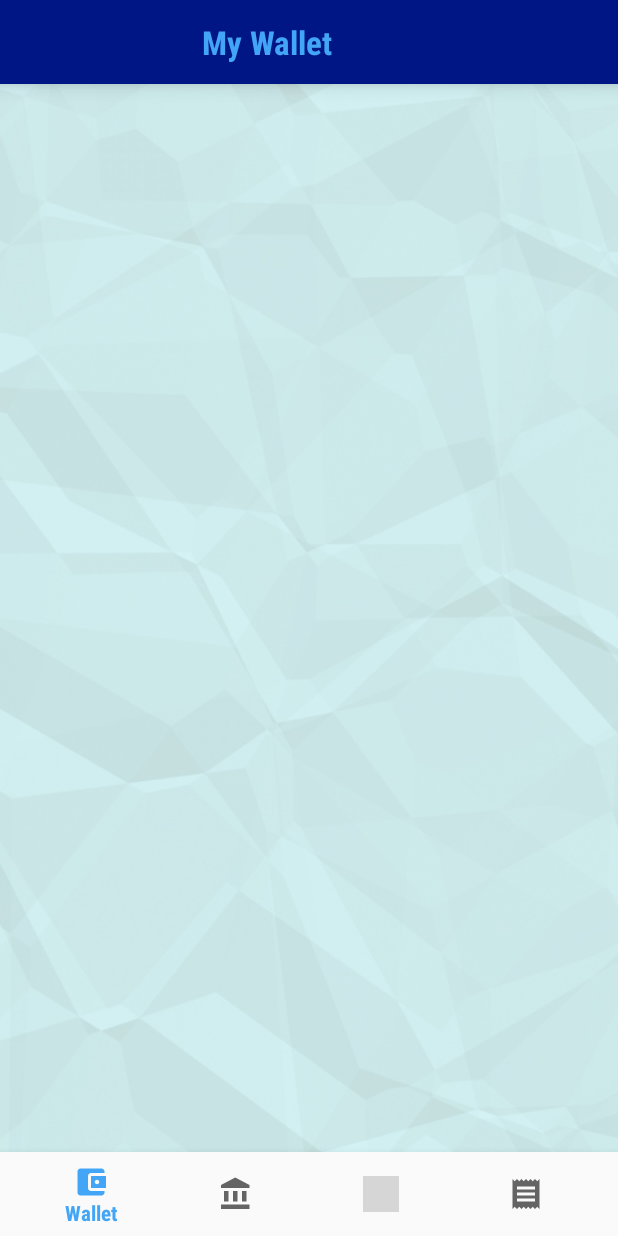
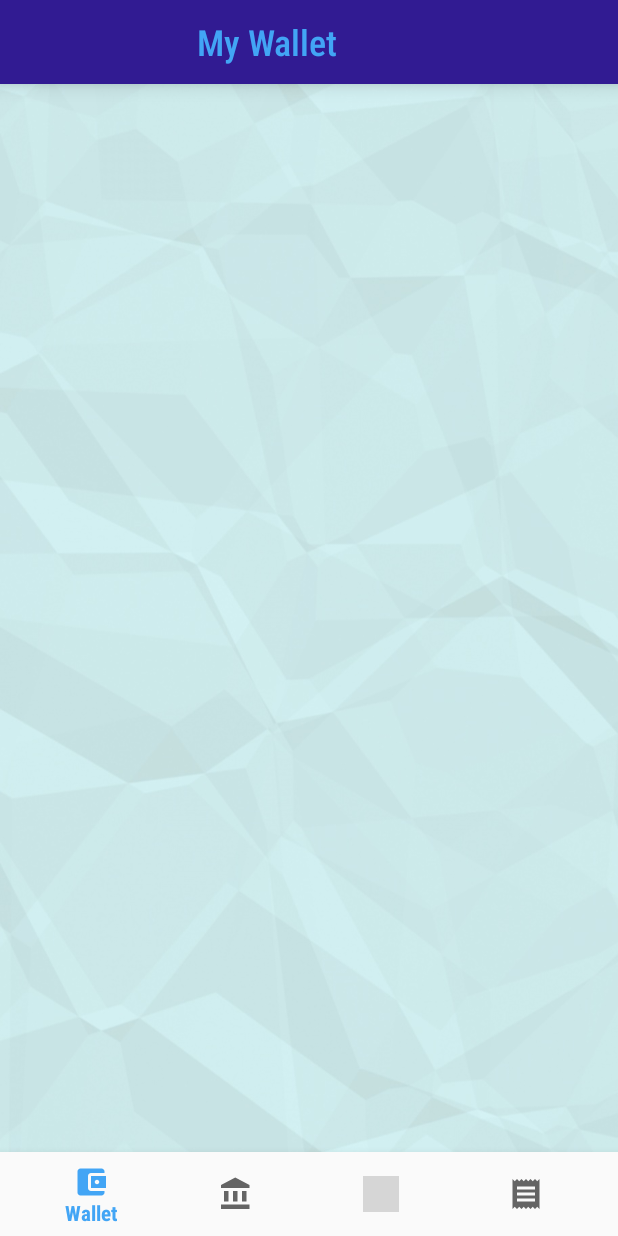
Before and after one commit to tashilapathum/one-finance, an Android app: the layout activity_main.xml on its own in the app's theme, with its tools: preview values and no code run, on a phone screen of 412 x 824 dp. Run offline under Robolectric (Android 15) with nearby library versions, the phone set to English and light mode, and no system bars; grey boxes are pictures that could not be loaded.

```diff
--- a/app/build.gradle
+++ b/app/build.gradle
@@ -8,8 +8,8 @@ android {
         applicationId "com.tashila.mywalletfree"
         minSdkVersion 21
         targetSdkVersion 29
-        versionCode 10
-        versionName "0.2.2"
+        versionCode 11
+        versionName "0.2.3"
         testInstrumentationRunner "androidx.test.runner.AndroidJUnitRunner"
     }
     buildTypes {
--- a/app/src/main/AndroidManifest.xml
+++ b/app/src/main/AndroidManifest.xml
@@ -12,7 +12,7 @@
         android:supportsRtl="true"
         android:theme="@style/AppThemeDark"
         tools:ignore="GoogleAppIndexingWarning">
-        <activity android:name=".UpgradeToPro"></activity>
+        <activity android:name=".UpgradeToPro"/>
         <activity android:name=".AccountDetails" />
         <activity android:name=".NewAccount" />
         <activity android:name=".InitialSetup" />
@@ -21,7 +21,7 @@
             android:label="@string/reports" />
         <activity
             android:name=".EditQuickList"
-            android:label="@string/quick_list" />
+            android:label="@string/settings_quick_list" />
         <activity
             android:name=".TransHistory"
             android:label="@string/recent_transactions" />
--- a/app/src/main/java/com/tashila/mywalletfree/DialogManageAcc.java
+++ b/app/src/main/java/com/tashila/mywalletfree/DialogManageAcc.java
@@ -111,6 +111,7 @@ public class DialogManageAcc extends DialogFragment {
     private void delete() {
         int manageAccNo = sharedPref.getInt("manageAccNo", 0);
         sharedPref.edit().putBoolean("isAccountSlot" + manageAccNo + "Taken", false).apply(); //clear deleted slot
+        sharedPref.edit().putBoolean("isAccountSlot" + manageAccNo + "Deleted", true).apply(); //mark slot as deleted
         new AccountHandler(getActivity()).minusAccount();
         Toast.makeText(getActivity(), R.string.deleted, Toast.LENGTH_SHORT).show();
 
--- a/app/src/main/java/com/tashila/mywalletfree/NewAccount.java
+++ b/app/src/main/java/com/tashila/mywalletfree/NewAccount.java
@@ -158,7 +158,9 @@ public class NewAccount extends AppCompatActivity {
                 createdDate = null;
         int i;
         for (i = 1; i <= accLimit; i++) {
-            if (!sharedPref.getBoolean("isAccountSlot" + i + "Taken", false)) {
+            boolean isSlotTaken = sharedPref.getBoolean("isAccountSlot" + i + "Taken", false);
+            boolean isSlotDeleted = sharedPref.getBoolean("isAccountSlot" + i + "Deleted", false);
+            if (!isSlotTaken && !isSlotDeleted) {
                 accountName = "accountName" + i;
                 accountBalance = "accountBalance" + i;
                 accountNumber = "accountNumber" + i;
--- a/app/src/main/res/layout/activity_account_details.xml
+++ b/app/src/main/res/layout/activity_account_details.xml
@@ -24,7 +24,7 @@
                     android:layout_centerVertical="true"
                     android:layout_width="wrap_content"
                     android:layout_height="match_parent"
-                    android:background="?android:selectableItemBackground"
+                    android:background="?android:selectableItemBackgroundBorderless"
                     android:contentDescription="go back"
                     android:onClick="goBack"
                     android:padding="8dp"
--- a/app/src/main/res/layout/activity_main.xml
+++ b/app/src/main/res/layout/activity_main.xml
@@ -17,17 +17,17 @@
         <androidx.appcompat.widget.Toolbar
             android:layout_width="match_parent"
             android:layout_height="?attr/actionBarSize"
-            android:background="@color/colorPrimary"
+            android:background="@color/colorToolBarLightMode"
             android:id="@+id/toolbar"
             android:elevation="8dp" >
 
             <TextView
                 android:id="@+id/toolbarTitle"
                 android:layout_width="match_parent"
-                android:layout_height="wrap_content"
+                android:layout_height="match_parent"
                 android:text="@string/app_name"
-                android:fontFamily="sans-serif-condensed"
-                android:textAppearance="@style/TextAppearance.AppCompat.Large"
+                android:fontFamily="sans-serif-condensed-light"
+                android:textAppearance="@style/TextAppearance.AppCompat.Headline"
                 android:textColor="@color/colorAccent"
                 android:textStyle="bold"
                 android:gravity="center"
--- a/app/src/main/res/layout/activity_new_account.xml
+++ b/app/src/main/res/layout/activity_new_account.xml
@@ -27,7 +27,7 @@
                     android:layout_centerVertical="true"
                     android:layout_width="wrap_content"
                     android:layout_height="match_parent"
-                    android:background="?android:selectableItemBackground"
+                    android:background="?android:selectableItemBackgroundBorderless"
                     android:contentDescription="go back"
                     android:onClick="onClickCancel"
                     android:padding="8dp"
--- a/app/src/main/res/layout/activity_upgrade_to_pro.xml
+++ b/app/src/main/res/layout/activity_upgrade_to_pro.xml
@@ -26,7 +26,7 @@
                     android:layout_width="wrap_content"
                     android:layout_height="match_parent"
                     android:layout_centerVertical="true"
-                    android:background="?android:selectableItemBackground"
+                    android:background="?android:selectableItemBackgroundBorderless"
                     android:contentDescription="go back"
                     android:onClick="goBack"
                     android:padding="8dp"
--- a/app/src/main/res/layout/dialog_about.xml
+++ b/app/src/main/res/layout/dialog_about.xml
@@ -17,8 +17,9 @@
     <TextView
         android:layout_width="match_parent"
         android:layout_height="wrap_content"
-        android:text="Version 0.1.2 (Beta)\n"
-        android:textAlignment="center" />
+        android:text="@string/version"
+        android:textAlignment="center"
+        android:layout_marginBottom="16dp"/>
 
     <TextView
         android:id="@+id/tv3"
--- a/app/src/main/res/layout/frag_bank.xml
+++ b/app/src/main/res/layout/frag_bank.xml
@@ -98,6 +98,7 @@
             android:layout_width="wrap_content"
             android:layout_height="wrap_content"
             android:text="@string/deposit"
+            android:textAppearance="@style/TextAppearance.AppCompat.Subhead"
             android:textAllCaps="false"
             android:fontFamily="sans-serif-condensed"
             android:textStyle="bold"/>
@@ -107,6 +108,7 @@
             android:layout_width="wrap_content"
             android:layout_height="wrap_content"
             android:text="@string/withdraw"
+            android:textAppearance="@style/TextAppearance.AppCompat.Subhead"
             android:textAllCaps="false"
             android:fontFamily="sans-serif-condensed"
             android:textStyle="bold"/>
@@ -130,8 +132,8 @@
                 android:layout_width="match_parent"
                 android:layout_height="wrap_content"
                 android:text="@string/recent_activities"
-                android:textAppearance="@style/TextAppearance.AppCompat.Medium"
-                android:textStyle="bold|italic"
+                android:textAppearance="@style/TextAppearance.AppCompat.Title"
+                android:textStyle="italic"
                 android:gravity="center"
                 android:paddingBottom="10dp"/>
 
--- a/app/src/main/res/layout/nav_header.xml
+++ b/app/src/main/res/layout/nav_header.xml
@@ -27,7 +27,7 @@
     <TextView
         android:layout_width="wrap_content"
         android:layout_height="wrap_content"
-        android:text="Version 0.1.2 (Beta)"
+        android:text="@string/version"
         android:paddingStart="16dp"
         android:paddingEnd="16dp"
         android:paddingBottom="4dp"/>
--- a/app/src/main/res/values/colors.xml
+++ b/app/src/main/res/values/colors.xml
@@ -5,9 +5,11 @@
     <color name="colorDivider">#04908F</color>
     <color name="colorAccent">#42A5F5</color>
     <color name="colorLinks">#0000ff</color>
-    <color name="colorAccentDark">#03145F</color>
+    <color name="colorStatusBarDarkMode">#242427</color>
+    <color name="colorStatusBarLightMode">#3D0F74</color>
+    <color name="colorToolBarLightMode">#311B92</color>
     <color name="colorQuickList">#42A5F5</color>
-    <color name="colorQuickListDark">#3E3E6A</color>
+    <color name="colorQuickListDark">#1A237E</color>
     <color name="colorBackground">#DEDEFB</color>
     <color name="colorToolbarDark">#2C2C2E</color>
     <color name="colorCustomButton">#BFBCBC</color>
--- a/app/src/main/res/values/strings.xml
+++ b/app/src/main/res/values/strings.xml
@@ -1,5 +1,6 @@
 <resources>
     <string name="app_name" translatable="false">My Wallet</string>
+    <string name="version">Version 0.2.3 (Beta)</string>
     <string name="recent_transactions">Transactions</string>
     <string name="reports">Reports</string>
     <string name="settings">Settings</string>
@@ -21,7 +22,8 @@
     <string name="_0_00">0.00</string>
     <string name="example_item_1">Example item 1\n$7.25</string>
     <string name="home">Home</string>
-    <string name="quick_list">Quick list</string>
+    <string name="quick_list">- Quick list -</string>
+    <string name="settings_quick_list">Quick list</string>
     <string name="edit_quick_list_items">Edit quick list items</string>
     <string name="edit">Edit</string>
     <string name="save">Save</string>
@@ -117,7 +119,7 @@
     <string name="deposit_to_bank_descr">You can directly deposit money to your selected account using this. Long-tap to select a different account.\nNote: Description is not required for this. Relevant info will be added automatically.</string>
     <string name="clear_muliti_thing">Clear the multiple interests to enable this field</string>
     <string name="edit_account">Edit account</string>
-    <string name="recent_activities">Recent activities</string>
+    <string name="recent_activities">- Recent activities -</string>
     <string name="to_bank">To bank</string>
     <string name="main_account">"Account: "</string>
     <string name="main_balance">"Balance: "</string>
--- a/app/src/main/res/values/styles.xml
+++ b/app/src/main/res/values/styles.xml
@@ -10,7 +10,7 @@
         <item name="android:editTextStyle">@style/RobotoEditTextStyle</item>
         <item name="windowActionBar">false</item>
         <item name="windowNoTitle">true</item>
-        <item name="android:statusBarColor">@color/colorAccentDark</item>
+        <item name="android:statusBarColor">@color/colorStatusBarLightMode</item>
         <item name="drawerArrowStyle">@style/DrawerHamburgerStyle</item>
     </style>
 
@@ -22,8 +22,8 @@
         <item name="android:editTextStyle">@style/RobotoEditTextStyle</item>
         <item name="windowActionBar">false</item>
         <item name="windowNoTitle">true</item>
-        <item name="android:statusBarColor">#242427</item>
-        <item name="android:navigationBarColor">#242427</item>
+        <item name="android:statusBarColor">@color/colorStatusBarDarkMode</item>
+        <item name="android:navigationBarColor">@color/colorStatusBarDarkMode</item>
         <item name="drawerArrowStyle">@style/DrawerHamburgerStyle</item>
     </style>
 
```
Also changed, not shown: app/src/main/java/com/tashila/mywalletfree/DialogChooseAcc.java (+5 -5 lines), app/src/main/java/com/tashila/mywalletfree/Settings.java (+14 -7 lines), app/src/main/res/layout/activity_settings.xml (+3 -5 lines), app/src/main/res/layout/frag_wallet.xml (+16 -13 lines), 1 other file.
